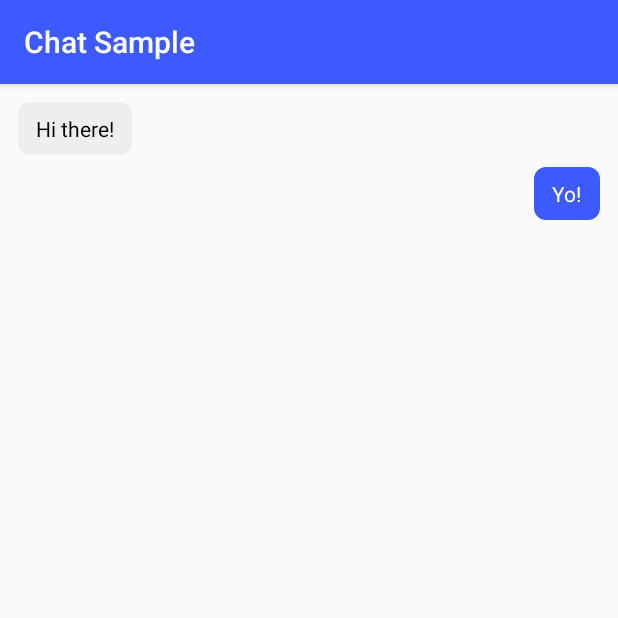
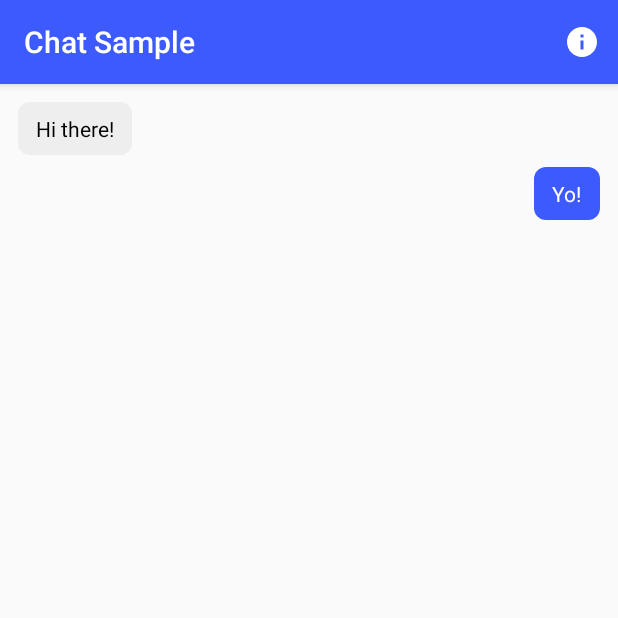
Before and after one commit to mianuddin/android-bitmoji-sample-app, an Android app: the screen it shows after launch (MainActivity), on a phone screen of 412 x 824 dp, the top half of it. Run offline under Robolectric (Android 15) with nearby library versions, the phone set to English and light mode, and no system bars; libraries missing offline, so code that uses them is left out: com.snapchat.kit; 2 statements that could not run were skipped.

Commit message:
feat: add action button to toolbar

```diff
--- a/app/src/main/java/com/example/chatsample/MainActivity.kt
+++ b/app/src/main/java/com/example/chatsample/MainActivity.kt
@@ -7,6 +7,7 @@ import android.os.Bundle
 import android.support.v7.widget.LinearLayoutManager
 import android.support.v7.widget.RecyclerView
 import android.text.TextUtils
+import android.view.Menu
 import android.view.View
 import android.view.inputmethod.EditorInfo
 import android.view.inputmethod.InputMethodManager
@@ -82,6 +83,11 @@ class MainActivity : AppCompatActivity(), OnBitmojiSelectedListener {
             .commit()
     }
 
+    override fun onCreateOptionsMenu(menu: Menu?): Boolean {
+        menuInflater.inflate(R.menu.menu_items, menu)
+        return true
+    }
+
     override fun onBitmojiSelected(imageUrl: String, previewDrawable: Drawable) {
         messageAdapter.addMessage(ImageMessage(previewDrawable))
         recyclerView.smoothScrollToPosition(messageAdapter.itemCount - 1)
--- /dev/null
+++ b/app/src/main/res/drawable/ic_info.xml
@@ -0,0 +1,5 @@
+<vector android:height="24dp" android:tint="#FFFFFF"
+    android:viewportHeight="24.0" android:viewportWidth="24.0"
+    android:width="24dp" xmlns:android="http://schemas.android.com/apk/res/android">
+    <path android:fillColor="#FF000000" android:pathData="M12,2C6.48,2 2,6.48 2,12s4.48,10 10,10 10,-4.48 10,-10S17.52,2 12,2zM13,17h-2v-6h2v6zM13,9h-2L11,7h2v2z"/>
+</vector>
--- /dev/null
+++ b/app/src/main/res/menu/menu_items.xml
@@ -0,0 +1,8 @@
+<?xml version="1.0" encoding="utf-8"?>
+<menu xmlns:app="http://schemas.android.com/apk/res-auto" xmlns:android="http://schemas.android.com/apk/res/android" >
+    <item
+            android:id="@+id/action_info"
+            android:icon="@drawable/ic_info"
+            android:title="@string/action_info"
+            app:showAsAction="ifRoom"/>
+</menu>
--- a/app/src/main/res/values/strings.xml
+++ b/app/src/main/res/values/strings.xml
@@ -1,5 +1,6 @@
 <resources>
     <string name="app_name">Chat Sample</string>
+    <string name="action_info">Info</string>
     <string name="message_input_hint">Hello world!</string>
     <string name="bitmoji_hint">An image depicting a Bitmoji.</string>
 </resources>
```
